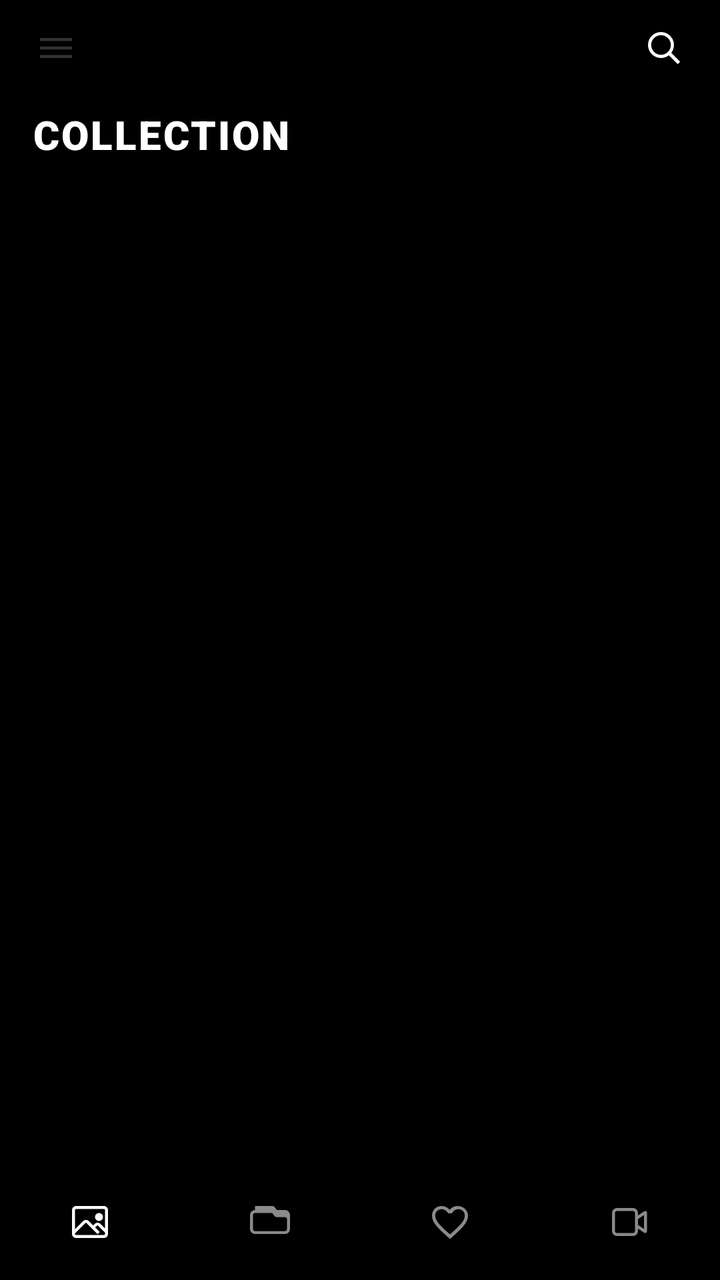
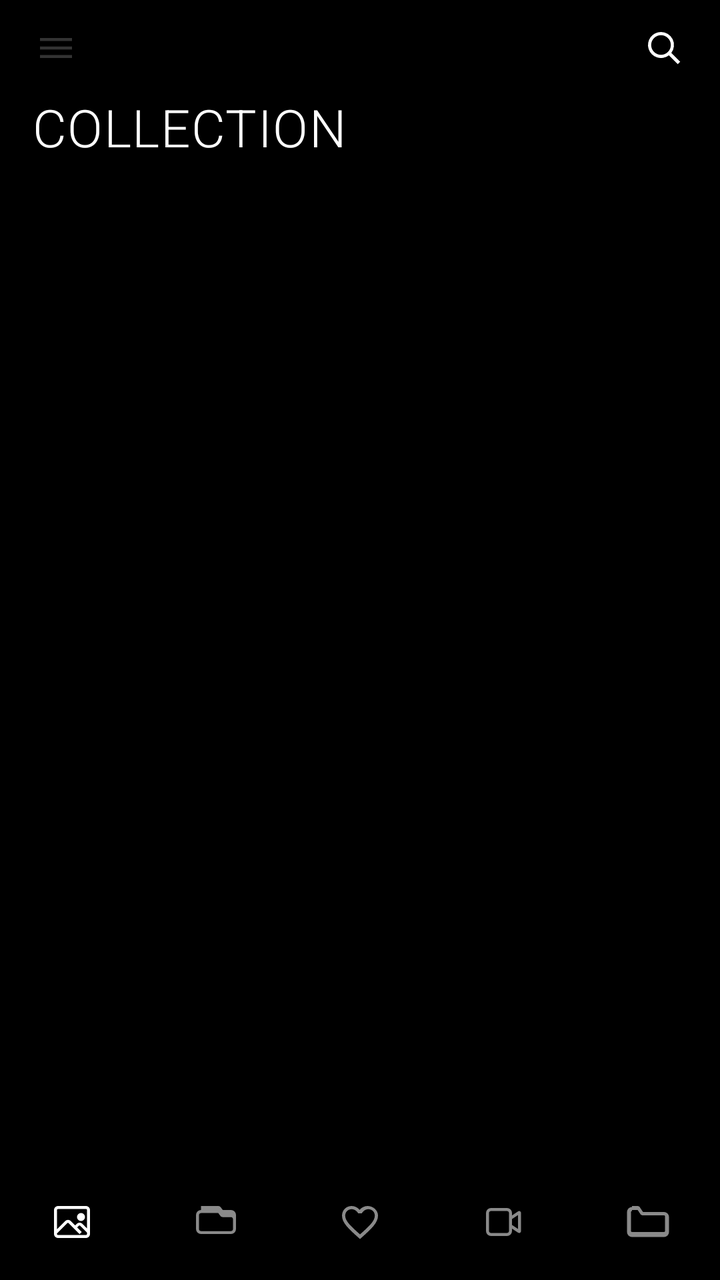

The first picture is an Android layout as it rendered before a commit; the second is the same layout after the commit. The layout source and the unified diff follow.
<!-- AndroidManifest.xml: application theme Theme.GallerySearch -->
<!-- res/layout/activity_main.xml -->
<?xml version="1.0" encoding="utf-8"?>
<androidx.drawerlayout.widget.DrawerLayout xmlns:android="http://schemas.android.com/apk/res/android"
    android:id="@+id/drawerLayout"
    android:layout_width="match_parent"
    android:layout_height="match_parent"
    android:background="@color/metroBgPrimary">

    <FrameLayout
        android:id="@+id/mainSurface"
        android:layout_width="match_parent"
        android:layout_height="match_parent"
        android:background="@color/metroBgPrimary">

        <androidx.recyclerview.widget.RecyclerView
            android:id="@+id/imageGrid"
            android:layout_width="match_parent"
            android:layout_height="match_parent"
            android:clipToPadding="false"
            android:paddingStart="0dp"
            android:paddingTop="2dp"
            android:paddingEnd="0dp"
            android:paddingBottom="84dp" />

        <LinearLayout
            android:id="@+id/topOverlay"
            android:layout_width="match_parent"
            android:layout_height="wrap_content"
            android:background="@color/metroBgPrimary"
            android:orientation="vertical">

            <FrameLayout
                android:id="@+id/topChrome"
                android:layout_width="match_parent"
                android:layout_height="96dp">

                <ImageButton
                    android:id="@+id/menuBtn"
                    android:layout_width="48dp"
                    android:layout_height="48dp"
                    android:layout_gravity="start|top"
                    android:layout_marginStart="4dp"
                    android:alpha="0.2"
                    android:background="@android:color/transparent"
                    android:contentDescription="Menu"
                    android:padding="12dp"
                    android:src="@drawable/ic_fluent_navigation_24_regular"
                    android:tint="@color/metroTextPrimary" />

                <TextView
                    android:id="@+id/screenTitle"
                    android:layout_width="match_parent"
                    android:layout_height="wrap_content"
                    android:layout_gravity="bottom"
                    android:includeFontPadding="false"
                    android:paddingStart="16dp"
                    android:paddingEnd="16dp"
                    android:paddingBottom="16dp"
                    android:text="collection"
                    android:textAllCaps="true"
                    android:textColor="@color/metroTextPrimary"
                    android:textSize="20sp"
                    android:letterSpacing="0.05"
                    android:fontFamily="sans-serif-black"
                    android:visibility="visible" />

                <ImageButton
                    android:id="@+id/searchLaunchBtn"
                    android:layout_width="48dp"
                    android:layout_height="48dp"
                    android:layout_gravity="end|top"
                    android:layout_marginEnd="4dp"
                    android:background="@android:color/transparent"
                    android:contentDescription="Search"
                    android:padding="12dp"
                    android:src="@drawable/ic_fluent_search_24_regular"
                    android:tint="@color/metroTextPrimary" />
            </FrameLayout>

            <LinearLayout
                android:id="@+id/searchPanel"
                android:layout_width="match_parent"
                android:layout_height="wrap_content"
                android:background="@color/metroBgPrimary"
                android:orientation="vertical"
                android:paddingStart="16dp"
                android:paddingTop="4dp"
                android:paddingEnd="16dp"
                android:paddingBottom="14dp"
                android:visibility="gone">

                <LinearLayout
                    android:layout_width="match_parent"
                    android:layout_height="48dp"
                    android:background="@drawable/search_bg"
                    android:gravity="center_vertical"
                    android:orientation="horizontal"
                    android:paddingStart="14dp"
                    android:paddingEnd="8dp">

                    <ImageView
                        android:layout_width="20dp"
                        android:layout_height="20dp"
                        android:contentDescription="@null"
                        android:src="@drawable/ic_fluent_search_24_regular"
                        android:tint="@color/metroTextSecondary" />

                    <EditText
                        android:id="@+id/searchInput"
                        android:layout_width="0dp"
                        android:layout_height="wrap_content"
                        android:layout_weight="1"
                        android:background="@android:color/transparent"
                        android:hint="Search this section"
                        android:imeOptions="actionSearch"
                        android:inputType="text"
                        android:paddingStart="12dp"
                        android:paddingEnd="12dp"
                        android:singleLine="true"
                        android:textColor="@color/metroTextPrimary"
                        android:textColorHint="@color/metroTextDisabled"
                        android:textSize="16sp" />

                    <TextView
                        android:id="@+id/searchDismissBtn"
                        android:layout_width="wrap_content"
                        android:layout_height="wrap_content"
                        android:fontFamily="sans-serif"
                        android:includeFontPadding="false"
                        android:paddingStart="8dp"
                        android:paddingEnd="6dp"
                        android:text="cancel"
                        android:textAllCaps="true"
                        android:textColor="@color/metroTextSecondary"
                        android:textSize="12sp" />
                </LinearLayout>

                <LinearLayout
                    android:id="@+id/searchModeRow"
                    android:layout_width="match_parent"
                    android:layout_height="wrap_content"
                    android:layout_marginTop="10dp"
                    android:gravity="center_vertical"
                    android:orientation="horizontal">

                    <TextView
                        android:id="@+id/searchModeHybrid"
                        android:layout_width="wrap_content"
                        android:layout_height="wrap_content"
                        android:background="@drawable/search_filter_chip_active_bg"
                        android:includeFontPadding="false"
                        android:paddingStart="14dp"
                        android:paddingTop="8dp"
                        android:paddingEnd="14dp"
                        android:paddingBottom="8dp"
                        android:text="AI + META"
                        android:textAllCaps="true"
                        android:textColor="@color/metroTextPrimary"
                        android:textSize="12sp" />

                    <TextView
                        android:id="@+id/searchModeAi"
                        android:layout_width="wrap_content"
                        android:layout_height="wrap_content"
                        android:layout_marginStart="8dp"
                        android:background="@drawable/search_filter_chip_bg"
                        android:includeFontPadding="false"
                        android:paddingStart="14dp"
                        android:paddingTop="8dp"
                        android:paddingEnd="14dp"
                        android:paddingBottom="8dp"
                        android:text="AI"
                        android:textAllCaps="true"
                        android:textColor="@color/metroTextPrimary"
                        android:textSize="12sp" />

                    <TextView
                        android:id="@+id/searchModeMetadata"
                        android:layout_width="wrap_content"
                        android:layout_height="wrap_content"
                        android:layout_marginStart="8dp"
                        android:background="@drawable/search_filter_chip_bg"
                        android:includeFontPadding="false"
                        android:paddingStart="14dp"
                        android:paddingTop="8dp"
                        android:paddingEnd="14dp"
                        android:paddingBottom="8dp"
                        android:text="META"
                        android:textAllCaps="true"
                        android:textColor="@color/metroTextPrimary"
                        android:textSize="12sp" />
                </LinearLayout>

                <HorizontalScrollView
                    android:id="@+id/searchActivePillsScroll"
                    android:layout_width="match_parent"
                    android:layout_height="wrap_content"
                    android:layout_marginTop="10dp"
                    android:fadeScrollbars="false"
                    android:overScrollMode="never"
                    android:scrollbars="none"
                    android:visibility="gone">

                    <LinearLayout
                        android:id="@+id/searchActivePills"
                        android:layout_width="wrap_content"
                        android:layout_height="wrap_content"
                        android:orientation="horizontal" />
                </HorizontalScrollView>

                <HorizontalScrollView
                    android:id="@+id/searchQuickPillsScroll"
                    android:layout_width="match_parent"
                    android:layout_height="wrap_content"
                    android:layout_marginTop="10dp"
                    android:fadeScrollbars="false"
                    android:overScrollMode="never"
                    android:scrollbars="none">

                    <LinearLayout
                        android:id="@+id/searchQuickPills"
                        android:layout_width="wrap_content"
                        android:layout_height="wrap_content"
                        android:orientation="horizontal" />
                </HorizontalScrollView>
            </LinearLayout>
        </LinearLayout>

        <LinearLayout
            android:id="@+id/selectionPill"
            android:layout_width="wrap_content"
            android:layout_height="52dp"
            android:layout_gravity="bottom|center_horizontal"
            android:layout_marginBottom="84dp"
            android:background="@drawable/pill_bg"
            android:gravity="center"
            android:orientation="horizontal"
            android:paddingStart="8dp"
            android:paddingEnd="8dp"
            android:visibility="gone">

            <ImageButton
                android:id="@+id/selectAllBtn"
                android:layout_width="52dp"
                android:layout_height="52dp"
                android:background="@android:color/transparent"
                android:contentDescription="Select all"
                android:padding="15dp"
                android:src="@drawable/ic_fluent_select_all_24_regular"
                android:tint="@color/metroTextPrimary"
                android:visibility="gone" />

            <ImageButton
                android:id="@+id/shareSelectionBtn"
                android:layout_width="64dp"
                android:layout_height="52dp"
                android:background="@android:color/transparent"
                android:contentDescription="Share selected"
                android:padding="15dp"
                android:src="@drawable/ic_fluent_share_24_regular"
                android:tint="@color/metroTextPrimary" />

            <ImageButton
                android:id="@+id/deleteSelectionBtn"
                android:layout_width="64dp"
                android:layout_height="52dp"
                android:background="@android:color/transparent"
                android:contentDescription="Delete selected"
                android:padding="15dp"
                android:src="@drawable/ic_fluent_delete_24_regular"
                android:tint="@color/metroTextPrimary" />
        </LinearLayout>

        <com.devomind.gallerysearch.FastScrollIndicator
            android:id="@+id/fastScrollIndicator"
            android:layout_width="match_parent"
            android:layout_height="match_parent"
            android:layout_marginEnd="4dp"
            android:visibility="gone" />

        <LinearLayout
            android:id="@+id/bottomPanel"
            android:layout_width="match_parent"
            android:layout_height="60dp"
            android:layout_gravity="bottom"
            android:background="@color/metroBgPrimary"
            android:orientation="horizontal">

            <LinearLayout
                android:id="@+id/bottomCollections"
                android:layout_width="0dp"
                android:layout_height="match_parent"
                android:layout_weight="1"
                android:gravity="center"
                android:orientation="vertical"
                android:paddingTop="2dp">

                <ImageView
                    android:id="@+id/bottomCollectionsIcon"
                    android:layout_width="24dp"
                    android:layout_height="24dp"
                    android:contentDescription="@null"
                    android:src="@drawable/ic_fluent_image_24_regular"
                    android:tint="@color/metroTextPrimary" />
            </LinearLayout>

            <LinearLayout
                android:id="@+id/bottomAlbums"
                android:layout_width="0dp"
                android:layout_height="match_parent"
                android:layout_weight="1"
                android:gravity="center"
                android:orientation="vertical"
                android:paddingTop="2dp">

                <ImageView
                    android:id="@+id/bottomAlbumsIcon"
                    android:layout_width="24dp"
                    android:layout_height="24dp"
                    android:contentDescription="@null"
                    android:src="@drawable/ic_fluent_album_24_regular"
                    android:tint="@color/metroTextSecondary" />
            </LinearLayout>

            <LinearLayout
                android:id="@+id/bottomFavorites"
                android:layout_width="0dp"
                android:layout_height="match_parent"
                android:layout_weight="1"
                android:gravity="center"
                android:orientation="vertical"
                android:paddingTop="2dp">

                <ImageView
                    android:id="@+id/bottomFavoritesIcon"
                    android:layout_width="24dp"
                    android:layout_height="24dp"
                    android:contentDescription="@null"
                    android:src="@drawable/ic_fluent_heart_24_regular"
                    android:tint="@color/metroTextSecondary" />
            </LinearLayout>

            <LinearLayout
                android:id="@+id/bottomVideos"
                android:layout_width="0dp"
                android:layout_height="match_parent"
                android:layout_weight="1"
                android:gravity="center"
                android:orientation="vertical"
                android:paddingTop="2dp">

                <ImageView
                    android:id="@+id/bottomVideosIcon"
                    android:layout_width="24dp"
                    android:layout_height="24dp"
                    android:contentDescription="@null"
                    android:src="@drawable/ic_fluent_video_24_regular"
                    android:tint="@color/metroTextSecondary" />
            </LinearLayout>
        </LinearLayout>
    </FrameLayout>

    <LinearLayout
        android:id="@+id/drawerPanel"
        android:layout_width="304dp"
        android:layout_height="match_parent"
        android:layout_gravity="start"
        android:background="@color/metroBgSecondary"
        android:orientation="vertical"
        android:paddingTop="0dp">

        <TextView
            android:id="@+id/drawerCollection"
            style="@style/MetroDrawerItem"
            android:text="collection" />

        <TextView
            android:id="@+id/drawerAlbums"
            style="@style/MetroDrawerItem"
            android:text="albums" />

        <TextView
            android:id="@+id/drawerSearch"
            style="@style/MetroDrawerItem"
            android:text="search" />

        <TextView
            android:id="@+id/drawerIndex"
            style="@style/MetroDrawerItem"
            android:text="start indexing" />

        <TextView
            android:id="@+id/drawerAlbumScope"
            style="@style/MetroDrawerItem"
            android:text="album scope" />

        <TextView
            android:id="@+id/drawerPinnedCollections"
            style="@style/MetroDrawerItem"
            android:text="pinned in collections" />

        <TextView
            android:id="@+id/drawerLayoutToggle"
            style="@style/MetroDrawerItem"
            android:text="grid view" />

        <TextView
            android:id="@+id/statusText"
            android:layout_width="match_parent"
            android:layout_height="wrap_content"
            android:includeFontPadding="false"
            android:paddingStart="24dp"
            android:paddingTop="24dp"
            android:paddingEnd="24dp"
            android:text="Waiting for gallery permission..."
            android:textAllCaps="true"
            android:textColor="@color/metroTextSecondary"
            android:textSize="12sp" />

        <ProgressBar
            android:id="@+id/progressBar"
            style="?android:attr/progressBarStyleHorizontal"
            android:layout_width="match_parent"
            android:layout_height="2dp"
            android:layout_marginStart="24dp"
            android:layout_marginTop="10dp"
            android:layout_marginEnd="24dp"
            android:indeterminate="true"
            android:indeterminateTint="@color/metroAccentMuted"
            android:visibility="gone" />

        <TextView
            android:id="@+id/resultCount"
            android:layout_width="match_parent"
            android:layout_height="wrap_content"
            android:includeFontPadding="false"
            android:paddingStart="24dp"
            android:paddingTop="14dp"
            android:paddingEnd="24dp"
            android:textColor="@color/metroAccentLight"
            android:textSize="12sp" />
    </LinearLayout>
</androidx.drawerlayout.widget.DrawerLayout>
<!-- resources referenced by this layout -->
<resources>
  <color name="metroAccentLight">#FF6DB8FF</color>
  <color name="metroAccentMuted">#FF3B9EFF</color>
  <color name="metroBgPrimary">#FF000000</color>
  <color name="metroBgSecondary">#FF0A0A0A</color>
  <color name="metroTextDisabled">#FF484848</color>
  <color name="metroTextPrimary">#FFFFFFFF</color>
  <color name="metroTextSecondary">#FF8A8A8A</color>
  <!-- drawable ic_fluent_delete_24_regular (drawable) -->
  <vector xmlns:android="http://schemas.android.com/apk/res/android"
      android:width="24dp"
      android:height="24dp"
      android:viewportWidth="24"
      android:viewportHeight="24">
      <path android:fillColor="#FFFFFFFF" android:pathData="M9,3h6l0.8,2H20v1.5H4V5h4.2zM6,8h12l-0.8,12.2A2,2 0,0 1,15.2 22H8.8a2,2 0,0 1,-2,-1.8zM7.6,9.5l0.7,10.6c0,0.2 0.2,0.4 0.5,0.4h6.4c0.3,0 0.5,-0.2 0.5,-0.4l0.7,-10.6z"/>
  </vector>
  <!-- drawable ic_fluent_navigation_24_regular (drawable) -->
  <vector xmlns:android="http://schemas.android.com/apk/res/android"
      android:width="24dp"
      android:height="24dp"
      android:viewportWidth="24"
      android:viewportHeight="24">
      <path android:fillColor="#FFFFFFFF" android:pathData="M4,7h16v1.5H4zM4,11.25h16v1.5H4zM4,15.5h16V17H4z"/>
  </vector>
  <!-- drawable ic_fluent_search_24_regular (drawable) -->
  <vector xmlns:android="http://schemas.android.com/apk/res/android"
      android:width="24dp"
      android:height="24dp"
      android:viewportWidth="24"
      android:viewportHeight="24">
      <path android:fillColor="#FFFFFFFF" android:pathData="M10.5,4a6.5,6.5 0,0 1,5.15 10.46l4.45,4.44l-1.2,1.2l-4.44,-4.45A6.5,6.5 0,1 1,10.5 4m0,1.6a4.9,4.9 0,1 0,0 9.8a4.9,4.9 0,0 0,0 -9.8"/>
  </vector>
  <!-- drawable pill_bg (drawable) -->
  <?xml version="1.0" encoding="utf-8"?>
  <shape xmlns:android="http://schemas.android.com/apk/res/android"
      android:shape="rectangle">
      <corners android:radius="26dp" />
      <solid android:color="#D90A0A0A" />
      <stroke
          android:width="1dp"
          android:color="@color/metroBgSurface" />
  </shape>
  <!-- drawable search_bg (drawable) -->
  <?xml version="1.0" encoding="utf-8"?>
  <shape xmlns:android="http://schemas.android.com/apk/res/android"
      android:shape="rectangle">
      <corners android:radius="0dp" />
      <solid android:color="@color/metroBgSecondary" />
      <stroke
          android:width="1dp"
          android:color="@color/metroBgSurface" />
  </shape>
  <!-- drawable search_filter_chip_active_bg (drawable) -->
  <?xml version="1.0" encoding="utf-8"?>
  <shape xmlns:android="http://schemas.android.com/apk/res/android" android:shape="rectangle">
      <solid android:color="#1B4F72" />
      <stroke
          android:width="1dp"
          android:color="#56B4FF" />
      <corners android:radius="18dp" />
  </shape>
  <!-- drawable search_filter_chip_bg (drawable) -->
  <?xml version="1.0" encoding="utf-8"?>
  <shape xmlns:android="http://schemas.android.com/apk/res/android" android:shape="rectangle">
      <solid android:color="#121212" />
      <stroke
          android:width="1dp"
          android:color="#2B2B2B" />
      <corners android:radius="18dp" />
  </shape>
  <color name="metroBgSurface">#FF1C1C1C</color>
  <color name="metroNavBar">#FF000000</color>
  <color name="metroStatusBar">#FF0A0A0A</color>
  <color name="metroAccent">#FF5B4FE8</color>
  <!-- unchanged entries left out for length: 8 -->
</resources>

<!-- the commit's change to res/layout/activity_main.xml (unified diff, before → after) -->
@@ -58,9 +58,9 @@
                     android:text="collection"
                     android:textAllCaps="true"
                     android:textColor="@color/metroTextPrimary"
-                    android:textSize="20sp"
-                    android:letterSpacing="0.05"
-                    android:fontFamily="sans-serif-black"
+                    android:textSize="26sp"
+                    android:letterSpacing="0.02"
+                    android:fontFamily="sans-serif-light"
                     android:visibility="visible" />
 
                 <ImageButton
@@ -356,6 +356,24 @@
                     android:src="@drawable/ic_fluent_video_24_regular"
                     android:tint="@color/metroTextSecondary" />
             </LinearLayout>
+
+            <LinearLayout
+                android:id="@+id/bottomFolders"
+                android:layout_width="0dp"
+                android:layout_height="match_parent"
+                android:layout_weight="1"
+                android:gravity="center"
+                android:orientation="vertical"
+                android:paddingTop="2dp">
+
+                <ImageView
+                    android:id="@+id/bottomFoldersIcon"
+                    android:layout_width="24dp"
+                    android:layout_height="24dp"
+                    android:contentDescription="@null"
+                    android:src="@drawable/ic_fluent_folder_24_regular"
+                    android:tint="@color/metroTextSecondary" />
+            </LinearLayout>
         </LinearLayout>
     </FrameLayout>
 
@@ -382,6 +400,11 @@
             android:id="@+id/drawerSearch"
             style="@style/MetroDrawerItem"
             android:text="search" />
+
+        <TextView
+            android:id="@+id/drawerFolders"
+            style="@style/MetroDrawerItem"
+            android:text="folders" />
 
         <TextView
             android:id="@+id/drawerIndex"
<!-- resource entries referenced after the edit -->
@@ -14,6 +14,16 @@
       android:viewportWidth="24"
       android:viewportHeight="24">
       <path android:fillColor="#FFFFFFFF" android:pathData="M9,3h6l0.8,2H20v1.5H4V5h4.2zM6,8h12l-0.8,12.2A2,2 0,0 1,15.2 22H8.8a2,2 0,0 1,-2,-1.8zM7.6,9.5l0.7,10.6c0,0.2 0.2,0.4 0.5,0.4h6.4c0.3,0 0.5,-0.2 0.5,-0.4l0.7,-10.6z"/>
+  </vector>
+  <!-- drawable ic_fluent_folder_24_regular (drawable) -->
+  <vector xmlns:android="http://schemas.android.com/apk/res/android"
+      android:width="24dp"
+      android:height="24dp"
+      android:viewportWidth="24"
+      android:viewportHeight="24">
+      <path
+          android:fillColor="#FFFFFFFF"
+          android:pathData="M4,4.5A2.5,2.5 0,0 0 1.5,7v10A2.5,2.5 0,0 0 4,19.5h16A2.5,2.5 0,0 0 22.5,17V9.5A2.5,2.5 0,0 0 20,7H9.5l-1.33,-2A1.5,1.5 0,0 0 6.84,4H4zM4,6h2.84l1.33,2c0.28,0.42 0.75,0.67 1.25,0.67H20c0.28,0 0.5,0.22 0.5,0.5v7.33c0,0.28 -0.22,0.5 -0.5,0.5H4c-0.28,0 -0.5,-0.22 -0.5,-0.5V7c0,-0.28 0.22,-0.5 0.5,-0.5z" />
   </vector>
   <!-- drawable ic_fluent_navigation_24_regular (drawable) -->
   <vector xmlns:android="http://schemas.android.com/apk/res/android"
@@ -72,7 +82,7 @@
   <color name="metroBgSurface">#FF1C1C1C</color>
   <color name="metroNavBar">#FF000000</color>
   <color name="metroStatusBar">#FF0A0A0A</color>
-  <color name="metroAccent">#FF5B4FE8</color>
+  <color name="metroAccent">#FF3B9EFF</color>
   <!-- unchanged entries left out for length: 8 -->
 </resources>
 
